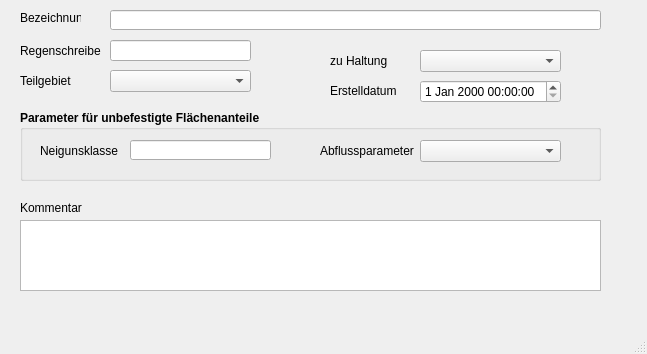
Before: the Qt Designer form qkan/importhe/templates/tezg.ui in hoettges/QKan, drawn with Qt 5.
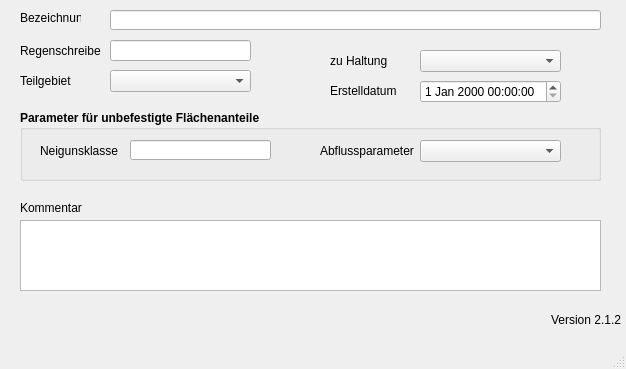
After: the same form once the commit is applied. Custom widgets are drawn as their Qt base class.

```diff
--- a/qkan/importhe/templates/tezg.ui
+++ b/qkan/importhe/templates/tezg.ui
@@ -9,8 +9,8 @@
    <rect>
     <x>0</x>
     <y>0</y>
-    <width>647</width>
-    <height>354</height>
+    <width>626</width>
+    <height>369</height>
    </rect>
   </property>
   <property name="windowTitle">
@@ -232,6 +232,25 @@
      </rect>
     </property>
    </widget>
+   <widget class="QLabel" name="lb_version">
+    <property name="geometry">
+     <rect>
+      <x>550</x>
+      <y>310</y>
+      <width>71</width>
+      <height>20</height>
+     </rect>
+    </property>
+    <property name="toolTip">
+     <string>Version QKan Import</string>
+    </property>
+    <property name="text">
+     <string>Version 2.1.2</string>
+    </property>
+    <property name="alignment">
+     <set>Qt::AlignRight|Qt::AlignTrailing|Qt::AlignVCenter</set>
+    </property>
+   </widget>
   </widget>
   <widget class="QMenuBar" name="menubar">
    <property name="geometry">
```
Left out of the diff: 2 changed lines with no effect on the pictures.
